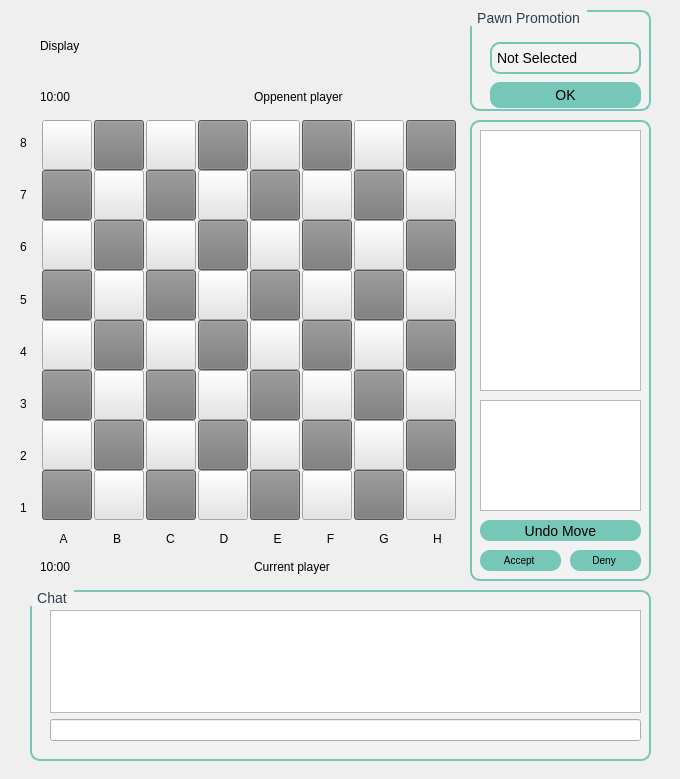
The window that schach/schachgui.ui (Charly-62/QtChessApp) describes before a commit, drawn with Qt 5.
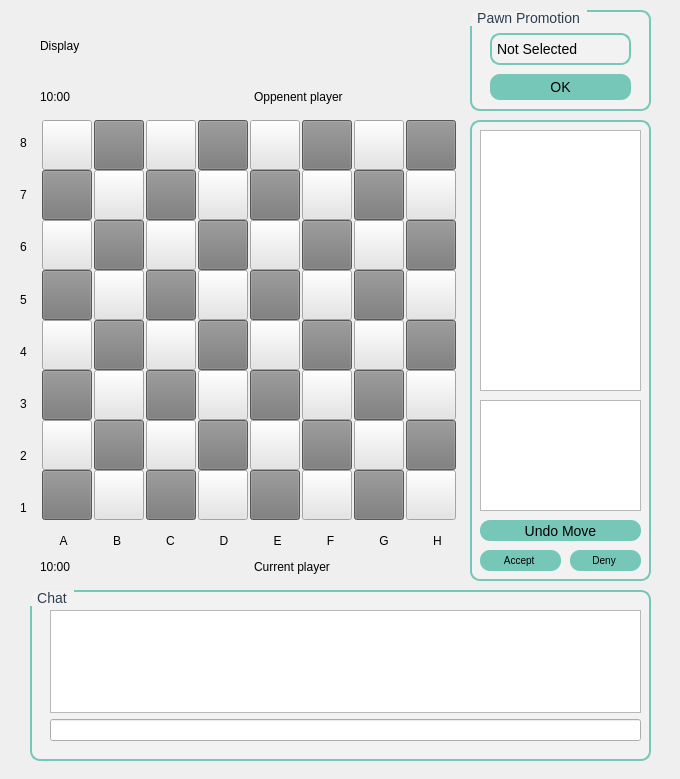
The same window after the commit. The open tabs and pages were chosen to show the change.

What changed in the file:
```diff
--- a/schach/schachgui.ui
+++ b/schach/schachgui.ui
@@ -601,9 +601,9 @@
         <property name="geometry">
          <rect>
           <x>20</x>
-          <y>30</y>
-          <width>151</width>
-          <height>72</height>
+          <y>20</y>
+          <width>141</width>
+          <height>73</height>
          </rect>
         </property>
         <layout class="QVBoxLayout" name="verticalLayout">
@@ -2449,7 +2449,7 @@
        <x>40</x>
        <y>530</y>
        <width>421</width>
-       <height>18</height>
+       <height>22</height>
       </rect>
      </property>
      <layout class="QHBoxLayout" name="XAxisLayout">
```
Left out of the diff: 2 changed lines with no effect on the pictures.
